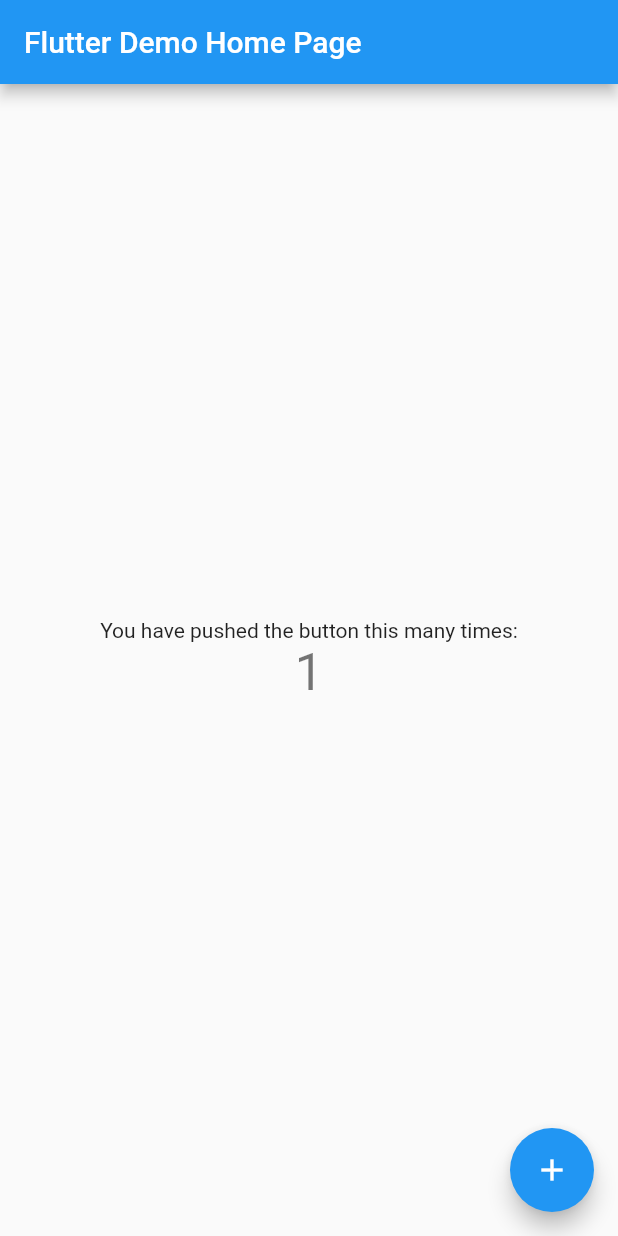
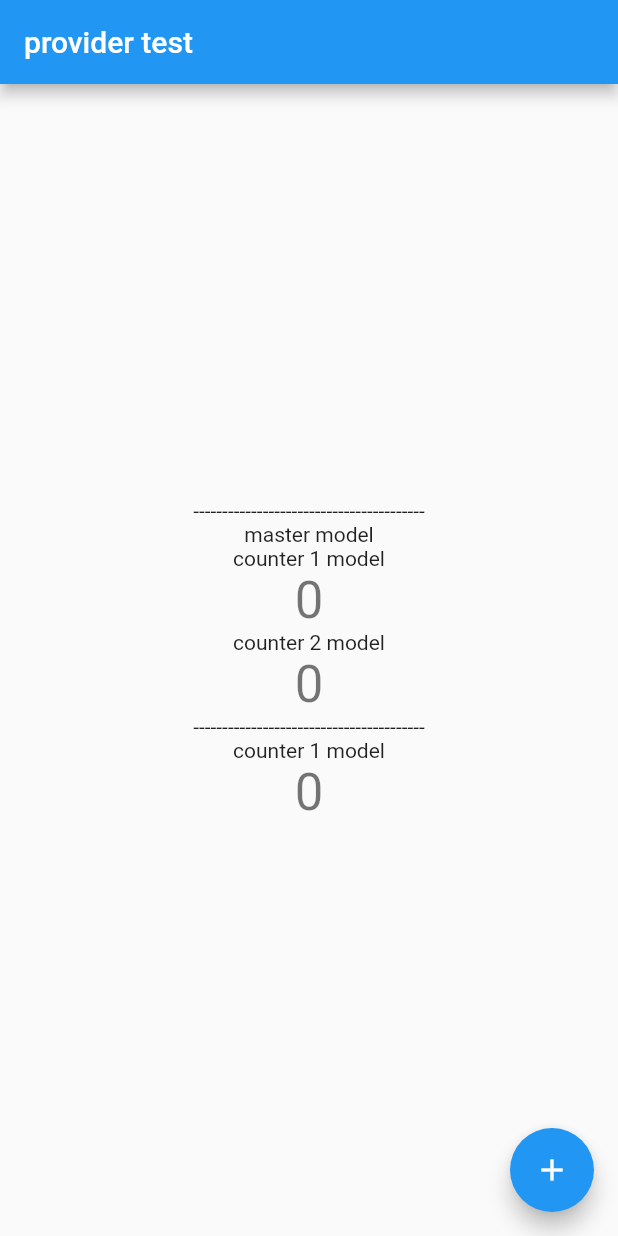
Before and after one commit to mkurom/flutter_provider_test_code, a Flutter app: the screen it shows after launch, after a tap on the "add" icon, on a phone screen of 412 x 824 dp. Run offline on Flutter 3.47's test engine with Material 2 defaults, Android fonts, the phone set to English and light mode, and no system bars.

Commit message:
add provider

```diff
--- /dev/null
+++ b/flutter_provider_test_app/lib/home.dart
@@ -0,0 +1,84 @@
+import 'package:flutter/material.dart';
+import 'package:flutter_provider_test_app/models/counter1_model.dart';
+import 'package:provider/provider.dart';
+
+import 'package:flutter_provider_test_app/models/master_mode.dart';
+
+class HomePage extends StatelessWidget {
+  HomePage();
+
+  @override
+  Widget build(BuildContext context) {
+    print("build Counter1Model");
+    final counter1model = Provider.of<Counter1Model>(context, listen: false);
+    return Consumer<MasterModel>(
+      builder: (BuildContext context, MasterModel model, Widget child) {
+        print("build MasterModel");
+        model.setModel(context);
+        return Scaffold(
+          appBar: AppBar(
+            title: Text("provider test"),
+          ),
+          body: Center(
+            child: Column(
+              mainAxisAlignment: MainAxisAlignment.center,
+              children: <Widget>[
+                Text(
+                  '----------------------------------------',
+                ),
+                Text(
+                  'master model',
+                ),
+                Text(
+                  'counter 1 model',
+                ),
+                Text(
+                  '${model.counter1model.counter1}',
+                  style: Theme.of(context).textTheme.headline4,
+                ),
+                Text(
+                  'counter 2 model',
+                ),
+                Text(
+                  '${model.counter2model.counter2}',
+                  style: Theme.of(context).textTheme.headline4,
+                ),
+                Text(
+                  '----------------------------------------',
+                ),
+                Text(
+                  'counter 1 model',
+                ),
+                Text(
+                  '${counter1model.counter1}',
+                  style: Theme.of(context).textTheme.headline4,
+                ),
+              ],
+            ),
+          ),
+          floatingActionButton: FloatingActionButton(
+            onPressed: () {
+              // builder: (BuildContext context, MasterModel model, Widget child)から再描画
+              model.incrementCounter();
+
+              // Widget build(BuildContext context)から再描画
+              // (listen: trueの時 かつ notifyListeners() を実行した時)
+              counter1model.incrementCounter();
+
+              // master_modelがnotifyListeners()を実行せずに、
+              // master_modelの変数にあるChangeNotifierを継承したモデルが
+              // notifyListeners()を実行しても、再描画されない
+              // ただし、master_modelのsetModel()時のlistenがtrueの時は、再描画される
+              //
+              // master_modelのcounter1modelのlistenがtrueでも、
+              // final counter1model = Provider.of<Counter1Model>(context, listen: false);の時は,
+              // Widget build(BuildContext context)から再描画されない
+            },
+            tooltip: 'Increment',
+            child: Icon(Icons.add),
+          ),
+        );
+      },
+    );
+  }
+}
--- a/flutter_provider_test_app/lib/main.dart
+++ b/flutter_provider_test_app/lib/main.dart
@@ -1,117 +1,41 @@
 import 'package:flutter/material.dart';
+import 'package:provider/provider.dart';
+
+import 'package:flutter_provider_test_app/home.dart';
+
+import 'package:flutter_provider_test_app/models/master_mode.dart';
+import 'package:flutter_provider_test_app/models/counter1_model.dart';
+import 'package:flutter_provider_test_app/models/counter2_model.dart';
 
 void main() {
-  runApp(MyApp());
+  runApp(
+    MultiProvider(
+      providers: [
+        ChangeNotifierProvider<MasterModel>(
+          create: (_) => MasterModel(),
+        ),
+        ChangeNotifierProvider<Counter1Model>(
+          create: (_) => Counter1Model(),
+        ),
+        ChangeNotifierProvider<Counter2Model>(
+          create: (_) => Counter2Model(),
+        ),
+      ],
+      child: MyApp(),
+    ),
+  );
 }
 
 class MyApp extends StatelessWidget {
-  // This widget is the root of your application.
   @override
   Widget build(BuildContext context) {
     return MaterialApp(
       title: 'Flutter Demo',
       theme: ThemeData(
-        // This is the theme of your application.
-        //
-        // Try running your application with "flutter run". You'll see the
-        // application has a blue toolbar. Then, without quitting the app, try
-        // changing the primarySwatch below to Colors.green and then invoke
-        // "hot reload" (press "r" in the console where you ran "flutter run",
-        // or simply save your changes to "hot reload" in a Flutter IDE).
-        // Notice that the counter didn't reset back to zero; the application
-        // is not restarted.
         primarySwatch: Colors.blue,
-        // This makes the visual density adapt to the platform that you run
-        // the app on. For desktop platforms, the controls will be smaller and
-        // closer together (more dense) than on mobile platforms.
         visualDensity: VisualDensity.adaptivePlatformDensity,
       ),
-      home: MyHomePage(title: 'Flutter Demo Home Page'),
+      home: HomePage(),
     );
   }
 }
-
-class MyHomePage extends StatefulWidget {
-  MyHomePage({Key key, this.title}) : super(key: key);
-
-  // This widget is the home page of your application. It is stateful, meaning
-  // that it has a State object (defined below) that contains fields that affect
-  // how it looks.
-
-  // This class is the configuration for the state. It holds the values (in this
-  // case the title) provided by the parent (in this case the App widget) and
-  // used by the build method of the State. Fields in a Widget subclass are
-  // always marked "final".
-
-  final String title;
-
-  @override
-  _MyHomePageState createState() => _MyHomePageState();
-}
-
-class _MyHomePageState extends State<MyHomePage> {
-  int _counter = 0;
-
-  void _incrementCounter() {
-    setState(() {
-      // This call to setState tells the Flutter framework that something has
-      // changed in this State, which causes it to rerun the build method below
-      // so that the display can reflect the updated values. If we changed
-      // _counter without calling setState(), then the build method would not be
-      // called again, and so nothing would appear to happen.
-      _counter++;
-    });
-  }
-
-  @override
-  Widget build(BuildContext context) {
-    // This method is rerun every time setState is called, for instance as done
-    // by the _incrementCounter method above.
-    //
-    // The Flutter framework has been optimized to make rerunning build methods
-    // fast, so that you can just rebuild anything that needs updating rather
-    // than having to individually change instances of widgets.
-    return Scaffold(
-      appBar: AppBar(
-        // Here we take the value from the MyHomePage object that was created by
-        // the App.build method, and use it to set our appbar title.
-        title: Text(widget.title),
-      ),
-      body: Center(
-        // Center is a layout widget. It takes a single child and positions it
-        // in the middle of the parent.
-        child: Column(
-          // Column is also a layout widget. It takes a list of children and
-          // arranges them vertically. By default, it sizes itself to fit its
-          // children horizontally, and tries to be as tall as its parent.
-          //
-          // Invoke "debug painting" (press "p" in the console, choose the
-          // "Toggle Debug Paint" action from the Flutter Inspector in Android
-          // Studio, or the "Toggle Debug Paint" command in Visual Studio Code)
-          // to see the wireframe for each widget.
-          //
-          // Column has various properties to control how it sizes itself and
-          // how it positions its children. Here we use mainAxisAlignment to
-          // center the children vertically; the main axis here is the vertical
-          // axis because Columns are vertical (the cross axis would be
-          // horizontal).
-          mainAxisAlignment: MainAxisAlignment.center,
-          children: <Widget>[
-            Text(
-              'You have pushed the button this many times:',
-            ),
-            Text(
-              '$_counter',
-              style: Theme.of(context).textTheme.headline4,
-            ),
-          ],
-        ),
-      ),
-      floatingActionButton: FloatingActionButton(
-        onPressed: _incrementCounter,
-        tooltip: 'Increment',
-        child: Icon(Icons.add),
-      ), // This trailing comma makes auto-formatting nicer for build methods.
-    );
-  }
-}
--- /dev/null
+++ b/flutter_provider_test_app/lib/models/counter1_model.dart
@@ -0,0 +1,13 @@
+import 'package:flutter/material.dart';
+
+class Counter1Model extends ChangeNotifier {
+  Counter1Model();
+
+  int counter1 = 0;
+
+  void incrementCounter() {
+    counter1++;
+    notifyListeners();
+    //print("Counter1Model counter1 : $counter1");
+  }
+}
--- /dev/null
+++ b/flutter_provider_test_app/lib/models/counter2_model.dart
@@ -0,0 +1,12 @@
+import 'package:flutter/material.dart';
+
+class Counter2Model extends ChangeNotifier {
+  Counter2Model();
+
+  int counter2 = 0;
+
+  void incrementCounter() {
+    counter2++;
+    notifyListeners();
+  }
+}
--- /dev/null
+++ b/flutter_provider_test_app/lib/models/master_mode.dart
@@ -0,0 +1,26 @@
+import 'package:provider/provider.dart';
+
+import 'package:flutter/material.dart';
+import 'package:flutter_provider_test_app/models/counter1_model.dart';
+import 'package:flutter_provider_test_app/models/counter2_model.dart';
+
+class MasterModel extends ChangeNotifier {
+  Counter1Model counter1model;
+  Counter2Model counter2model;
+
+  MasterModel();
+
+  void setModel(BuildContext context) {
+    counter1model = Provider.of<Counter1Model>(context, listen: false);
+    counter2model = Provider.of<Counter2Model>(context, listen: false);
+  }
+
+  void incrementCounter() {
+    counter1model.incrementCounter();
+    counter2model.incrementCounter();
+    //notifyListeners();
+    //
+    print("MasterModel counter1 : ${counter1model.counter1}");
+    print("MasterModel counter2 : ${counter2model.counter2}");
+  }
+}
--- a/flutter_provider_test_app/pubspec.yaml
+++ b/flutter_provider_test_app/pubspec.yaml
@@ -24,6 +24,7 @@ dependencies:
   flutter:
     sdk: flutter
 
+  provider:
 
   # The following adds the Cupertino Icons font to your application.
   # Use with the CupertinoIcons class for iOS style icons.
```
Also changed, not shown: flutter_provider_test_app/pubspec.lock.
